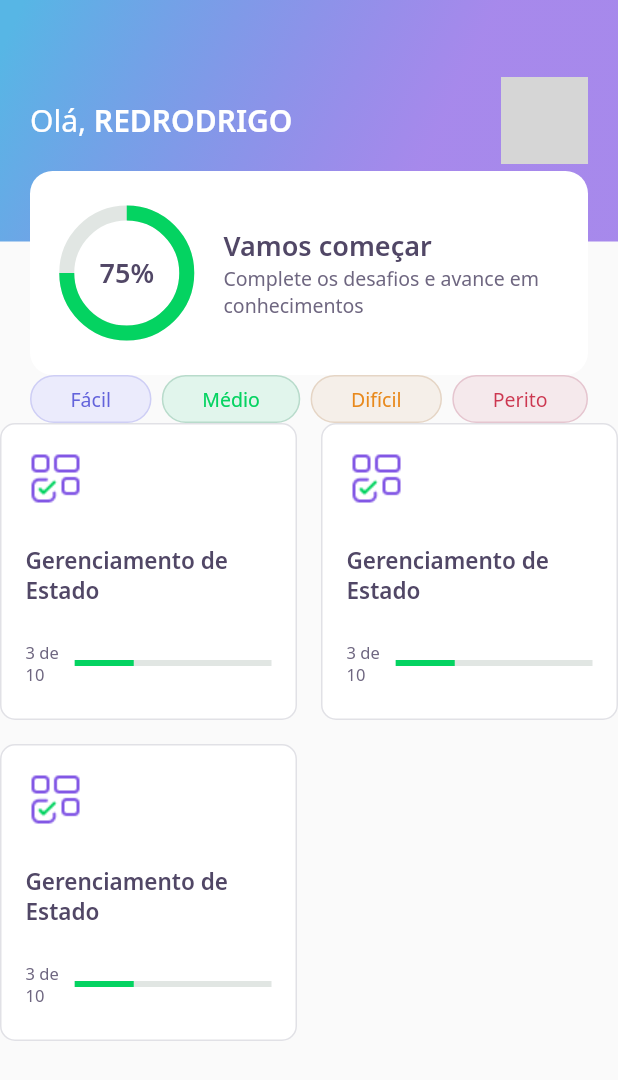
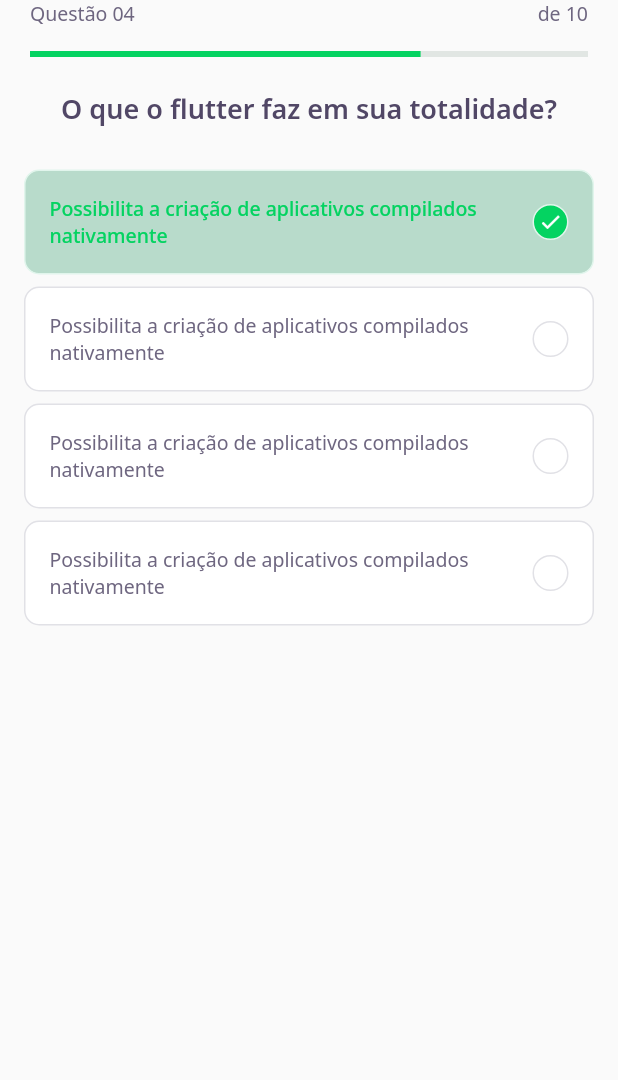
Before and after one commit to tecrodrigocastro/nlw05-flutter, a Flutter app: the screen it shows after launch, on a phone screen of 412 x 824 dp. Shown: the top 1080 px of the screen. Run offline on Flutter 3.47's test engine with Material 2 defaults, Android fonts, the phone set to English and light mode, and no system bars; our stand-ins replace google_fonts; grey boxes are pictures that could not be loaded.

Commit message:
final commit second day

```diff
--- /dev/null
+++ b/lib/challenge/challenge_page.dart
@@ -0,0 +1,21 @@
+import 'package:DevQuiz/challenge/widgets/Question_indicator/question_indicator_widget.dart';
+import 'package:DevQuiz/challenge/widgets/quiz/quiz_widget.dart';
+import 'package:flutter/material.dart';
+
+class ChallengePage extends StatefulWidget {
+  @override
+  _ChallengePageState createState() => _ChallengePageState();
+}
+
+class _ChallengePageState extends State<ChallengePage> {
+  @override
+  Widget build(BuildContext context) {
+    return Scaffold(
+      appBar: PreferredSize(
+        preferredSize: Size.fromHeight(60),
+        child: SafeArea(top: true, child: QuestionIndicatorWidget()),
+      ),
+      body: QuizWidget(title: "O que o flutter faz em sua totalidade?"),
+    );
+  }
+}
--- /dev/null
+++ b/lib/challenge/widgets/Question_indicator/question_indicator_widget.dart
@@ -0,0 +1,33 @@
+import 'package:DevQuiz/core/core.dart';
+import 'package:DevQuiz/shared/widget/progress_indicator/progress_indicator_widget.dart';
+import 'package:flutter/material.dart';
+
+class QuestionIndicatorWidget extends StatelessWidget {
+  @override
+  Widget build(BuildContext context) {
+    return Container(
+      padding: const EdgeInsets.symmetric(horizontal: 20),
+      child: Column(
+        children: [
+          Row(
+            mainAxisAlignment: MainAxisAlignment.spaceBetween,
+            children: [
+              Text(
+                "Questão 04",
+                style: AppTextStyles.body,
+              ),
+              Text(
+                "de 10",
+                style: AppTextStyles.body,
+              )
+            ],
+          ),
+          SizedBox(
+            height: 16,
+          ),
+          ProgressIndicatorWidget(value: 0.7)
+        ],
+      ),
+    );
+  }
+}
--- /dev/null
+++ b/lib/challenge/widgets/awnser/awnser_widget.dart
@@ -0,0 +1,76 @@
+import 'package:DevQuiz/core/core.dart';
+import 'package:flutter/material.dart';
+
+class AwnserWigdet extends StatelessWidget {
+  final String title;
+  final bool isRight;
+  final bool isSelected;
+  const AwnserWigdet({
+    Key? key,
+    required this.title,
+    this.isRight = false,
+    this.isSelected = false,
+  }) : super(key: key);
+
+  Color get _selectedColorRight =>
+      isRight ? AppColors.darkGreen : AppColors.darkRed;
+
+  Color get _selectedBorderRight =>
+      isRight ? AppColors.lightGreen : AppColors.lightRed;
+
+  Color get _selectedColorCardRight =>
+      isRight ? AppColors.lightGreen : AppColors.lightRed;
+
+  Color get _selectedBorderCardRight =>
+      isRight ? AppColors.green : AppColors.red;
+
+  TextStyle get _selectedTextStyleRight =>
+      isRight ? AppTextStyles.bodyDarkGreen : AppTextStyles.bodyDarkRed;
+
+  IconData get _selectedIconRight => isRight ? Icons.check : Icons.close;
+
+  @override
+  Widget build(BuildContext context) {
+    return Padding(
+      padding: const EdgeInsets.symmetric(horizontal: 16, vertical: 4),
+      child: Container(
+        padding: EdgeInsets.all(16),
+        decoration: BoxDecoration(
+            color: isSelected ? _selectedBorderCardRight : AppColors.white,
+            borderRadius: BorderRadius.circular(10),
+            border: Border.fromBorderSide(BorderSide(
+                color: isSelected ? _selectedBorderRight : AppColors.border))),
+        child: Row(
+          mainAxisAlignment: MainAxisAlignment.spaceBetween,
+          children: [
+            Expanded(
+              child: Text(
+                title,
+                style:
+                    isSelected ? _selectedTextStyleRight : AppTextStyles.body,
+              ),
+            ),
+            Container(
+              width: 24,
+              height: 24,
+              decoration: BoxDecoration(
+                  color: isSelected ? _selectedColorRight : AppColors.white,
+                  borderRadius: BorderRadius.circular(500),
+                  border: Border.fromBorderSide(BorderSide(
+                      color: isSelected
+                          ? _selectedBorderRight
+                          : AppColors.border))),
+              child: isSelected
+                  ? Icon(
+                      _selectedIconRight,
+                      size: 16,
+                      color: Colors.white,
+                    )
+                  : null,
+            )
+          ],
+        ),
+      ),
+    );
+  }
+}
--- /dev/null
+++ b/lib/challenge/widgets/quiz/quiz_widget.dart
@@ -0,0 +1,43 @@
+import 'package:DevQuiz/challenge/widgets/awnser/awnser_widget.dart';
+import 'package:DevQuiz/core/core.dart';
+import 'package:flutter/material.dart';
+
+class QuizWidget extends StatelessWidget {
+  final String title;
+  const QuizWidget({Key? key, required this.title}) : super(key: key);
+
+  @override
+  Widget build(BuildContext context) {
+    return Container(
+      child: Column(
+        children: [
+          Text(
+            title,
+            style: AppTextStyles.heading,
+          ),
+          SizedBox(
+            height: 24,
+          ),
+          AwnserWigdet(
+            isRight: true,
+            isSelected: true,
+            title:
+                "Possibilita a criação de aplicativos compilados nativamente",
+          ),
+          AwnserWigdet(
+            title:
+                "Possibilita a criação de aplicativos compilados nativamente",
+          ),
+          AwnserWigdet(
+            title:
+                "Possibilita a criação de aplicativos compilados nativamente",
+          ),
+          AwnserWigdet(
+            title:
+                "Possibilita a criação de aplicativos compilados nativamente",
+          ),
+        ],
+      ),
+    );
+  }
+}
--- a/lib/core/app_widget.dart
+++ b/lib/core/app_widget.dart
@@ -1,4 +1,5 @@
 
+import 'package:DevQuiz/challenge/challenge_page.dart';
 import 'package:DevQuiz/home/home_page.dart';
 import 'package:DevQuiz/splash/splash_page.dart';
 import 'package:flutter/material.dart';
@@ -8,7 +9,7 @@ class AppWidget extends StatelessWidget {
   Widget build(BuildContext context) {
     return MaterialApp(
       title: "DevQuiz",
-      home: HomePage(),
+      home: ChallengePage(),
     );
   }
 }
--- a/lib/home/home_page.dart
+++ b/lib/home/home_page.dart
@@ -13,11 +13,14 @@ class _HomePageState extends State<HomePage> {
   Widget build(BuildContext context) {
     return Scaffold(
         appBar: AppBarWidget(),
-        body: Column(
+        body: Padding(
+          padding: const EdgeInsets.symmetric(horizontal: 20),
+          child: Column(
             children: [
-            Padding(
-               padding: const EdgeInsets.symmetric(horizontal: 20),
-              child: Row(
+              SizedBox(
+                height: 24,
+              ),
+              Row(
                 mainAxisAlignment: MainAxisAlignment.spaceBetween,
                 children: [
                   LevelButtonWidget(
@@ -34,6 +37,8 @@ class _HomePageState extends State<HomePage> {
                   ),
                 ],
               ),
+              SizedBox(
+                height: 24,
               ),
               Expanded(
                 child: GridView.count(
@@ -44,10 +49,12 @@ class _HomePageState extends State<HomePage> {
                     QuizCardWidget(),
                     QuizCardWidget(),
                     QuizCardWidget(),
+                    QuizCardWidget(),
                   ],
                 ),
               )
             ],
+          ),
         ));
   }
 }
--- a/lib/home/widgets/quiz_card/quiz_card_widget.dart
+++ b/lib/home/widgets/quiz_card/quiz_card_widget.dart
@@ -1,4 +1,5 @@
 import 'package:DevQuiz/core/core.dart';
+import 'package:DevQuiz/shared/widget/progress_indicator/progress_indicator_widget.dart';
 import 'package:flutter/material.dart';
 
 class QuizCardWidget extends StatelessWidget {
@@ -19,33 +20,29 @@ class QuizCardWidget extends StatelessWidget {
             child: Image.asset(AppImages.blocks),
           ),
           SizedBox(
-            height: 24,
+            height: 20,
           ),
           Text(
             "Gerenciamento de Estado",
             style: AppTextStyles.heading15,
           ),
           SizedBox(
-            height: 24,
+            height: 20,
           ),
           Row(
             children: [
               Expanded(
                 flex: 1,
                 child: Text(
-                  "3 de 10",
+                  "3/10",
                   style: AppTextStyles.body11,
                 ),
               ),
               Expanded(
-                flex: 4,
-                child: LinearProgressIndicator(
-                  value: 0.3,
-                  backgroundColor: AppColors.chartSecondary,
-                  valueColor:
-                      AlwaysStoppedAnimation<Color>(AppColors.chartPrimary),
-                ),
-              )
+                  flex: 4,
+                  child: ProgressIndicatorWidget(
+                    value: 0.3,
+                  ))
             ],
           )
         ],
--- /dev/null
+++ b/lib/shared/widget/progress_indicator/progress_indicator_widget.dart
@@ -0,0 +1,16 @@
+import 'package:DevQuiz/core/core.dart';
+import 'package:flutter/material.dart';
+
+class ProgressIndicatorWidget extends StatelessWidget {
+  final double value;
+  const ProgressIndicatorWidget({Key? key, required this.value})
+      : super(key: key);
+  @override
+  Widget build(BuildContext context) {
+    return LinearProgressIndicator(
+      value: value,
+      backgroundColor: AppColors.chartSecondary,
+      valueColor: AlwaysStoppedAnimation<Color>(AppColors.chartPrimary),
+    );
+  }
+}
```
Lines whose indentation alone changed are shown as unchanged.
